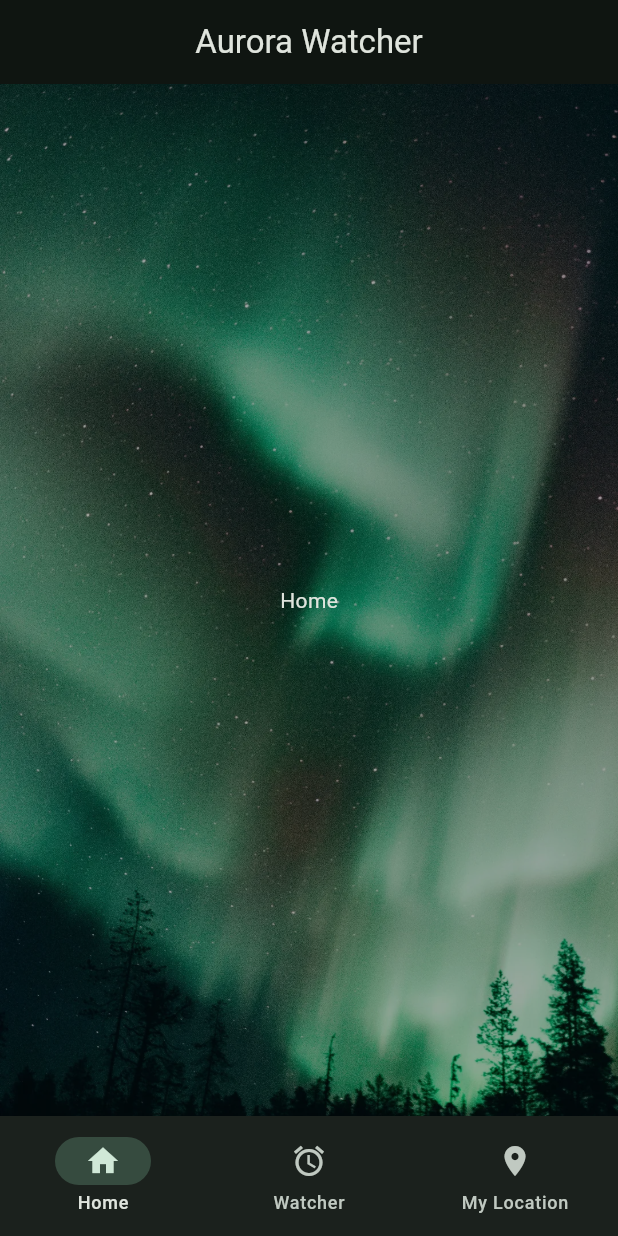
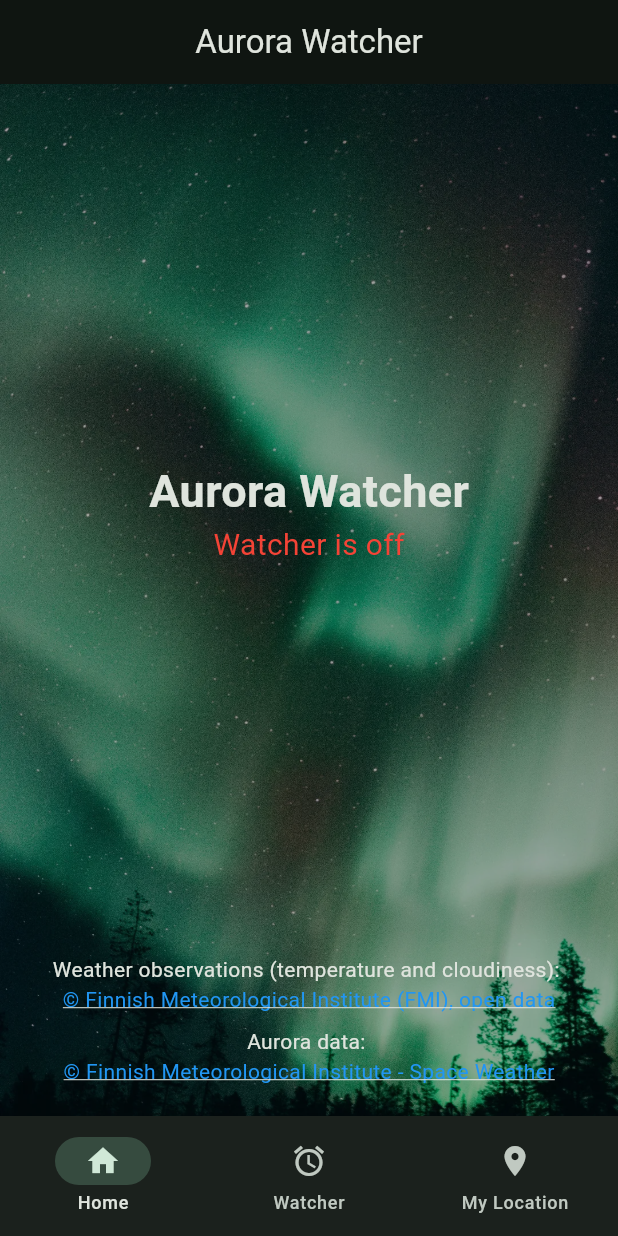
Before and after one commit to anjurmu/aurora_watcher, a Flutter app: the screen it shows after launch, on a phone screen of 412 x 824 dp. Run offline on Flutter 3.47's test engine with Material 3 defaults, Android fonts, the light colour scheme and no system bars; our stand-ins replace firebase_core, firebase_database, firebase_messaging, geolocator, shared_preferences; missing offline and left inert: app_settings; accounts and stored records are empty.

Commit message:
Home page styling and logic

```diff
--- a/lib/data/constants.dart
+++ b/lib/data/constants.dart
@@ -13,4 +13,20 @@ class KTextStyle {
   static const TextStyle descriptionText = TextStyle(
     fontSize: 16,
   );
+
+  static const TextStyle watcherOnText = TextStyle(
+    fontSize: 20,
+    color: Colors.green,
+  );
+
+  static const TextStyle watcherOffText = TextStyle(
+    fontSize: 20,
+    color: Colors.red,
+  );
+
+  static const TextStyle linkText = TextStyle(
+    fontSize: 14,
+    color: Colors.blue,
+    decoration: TextDecoration.underline,
+  );
 }
--- a/lib/l10n/app_en.arb
+++ b/lib/l10n/app_en.arb
@@ -5,6 +5,14 @@
     "home": "Home",
     "watcher": "Watcher",
     "myLocation": "My Location",
+
+    "watcherOff": "Watcher is off",
+    "watcherOn": "Watcher is on",
+    "fmiSource": "Weather observations (temperature and cloudiness): ",
+    "fmiSourceLink": "© Finnish Meteorological Institute (FMI), open data",
+    "auroraSource": "Aurora data: ",
+    "auroraSrouceLink": "© Finnish Meteorological Institute - Space Weather",
+
     "weatherStation": "Weather station:",
     "temperature": "Temperature:",
     "cloudiness": "Cloudiness:",
--- a/lib/l10n/app_localizations.dart
+++ b/lib/l10n/app_localizations.dart
@@ -118,6 +118,42 @@ abstract class AppLocalizations {
   /// In en, this message translates to:
   /// **'My Location'**
   String get myLocation;
+
+  /// No description provided for @watcherOff.
+  ///
+  /// In en, this message translates to:
+  /// **'Watcher is off'**
+  String get watcherOff;
+
+  /// No description provided for @watcherOn.
+  ///
+  /// In en, this message translates to:
+  /// **'Watcher is on'**
+  String get watcherOn;
+
+  /// No description provided for @fmiSource.
+  ///
+  /// In en, this message translates to:
+  /// **'Weather observations (temperature and cloudiness): '**
+  String get fmiSource;
+
+  /// No description provided for @fmiSourceLink.
+  ///
+  /// In en, this message translates to:
+  /// **'© Finnish Meteorological Institute (FMI), open data'**
+  String get fmiSourceLink;
+
+  /// No description provided for @auroraSource.
+  ///
+  /// In en, this message translates to:
+  /// **'Aurora data: '**
+  String get auroraSource;
+
+  /// No description provided for @auroraSrouceLink.
+  ///
+  /// In en, this message translates to:
+  /// **'© Finnish Meteorological Institute - Space Weather'**
+  String get auroraSrouceLink;
 
   /// No description provided for @weatherStation.
   ///
--- a/lib/l10n/app_localizations_en.dart
+++ b/lib/l10n/app_localizations_en.dart
@@ -19,6 +19,24 @@ class AppLocalizationsEn extends AppLocalizations {
 
   @override
   String get myLocation => 'My Location';
+
+  @override
+  String get watcherOff => 'Watcher is off';
+
+  @override
+  String get watcherOn => 'Watcher is on';
+
+  @override
+  String get fmiSource => 'Weather observations (temperature and cloudiness): ';
+
+  @override
+  String get fmiSourceLink => '© Finnish Meteorological Institute (FMI), open data';
+
+  @override
+  String get auroraSource => 'Aurora data: ';
+
+  @override
+  String get auroraSrouceLink => '© Finnish Meteorological Institute - Space Weather';
 
   @override
   String get weatherStation => 'Weather station:';
--- a/lib/views/pages/home_page.dart
+++ b/lib/views/pages/home_page.dart
@@ -1,11 +1,45 @@
+import 'package:aurora_watcher/data/constants.dart';
 import 'package:aurora_watcher/l10n/app_localizations.dart';
+import 'package:aurora_watcher/util/database_service.dart';
+import 'package:aurora_watcher/views/widgets/source_link_widget.dart';
 import 'package:flutter/material.dart';
 
-class HomePage extends StatelessWidget {
+class HomePage extends StatefulWidget {
   const HomePage({super.key});
 
   @override
+  State<HomePage> createState() => _HomePageState();
+}
+
+class _HomePageState extends State<HomePage> {
+  bool isWatcherOn = false;
+  bool loading = true;
+
+  @override
+  void initState() {
+    super.initState();
+    getWatcherStatus();
+  }
+
+  Future<void> getWatcherStatus() async {
+    isWatcherOn = await DatabaseService().isSubscribed();
+    if (!mounted) return;
+
+    setState(() {
+      loading = false;
+    });
+  }
+
+  @override
   Widget build(BuildContext context) {
+    final loc = AppLocalizations.of(context)!;
+
+    if (loading) {
+      return Center(
+        child: const CircularProgressIndicator(),
+      );
+    }
+
     return Container(
       decoration: BoxDecoration(
         image: DecorationImage(
@@ -17,8 +51,49 @@ class HomePage extends StatelessWidget {
           ),
         ),
       ),
-      child: Center(
-        child: Text(AppLocalizations.of(context)!.home),
+      child: Column(
+        children: [
+          Expanded(
+            child: Center(
+              child: Column(
+                mainAxisAlignment: MainAxisAlignment.center,
+                children: [
+                  Text(loc.appTitle, style: KTextStyle.titleText),
+                  if (isWatcherOn)
+                    Text(
+                      loc.watcherOn,
+                      style: KTextStyle.watcherOnText,
+                    ),
+                  if (!isWatcherOn)
+                    Text(
+                      loc.watcherOff,
+                      style: KTextStyle.watcherOffText,
+                    ),
+                ],
+              ),
+            ),
+          ),
+          Column(
+            children: [
+              Padding(
+                padding: const EdgeInsets.all(8.0),
+                child: SourceLinkWidget(
+                  sourceText: loc.fmiSource,
+                  linkText: loc.fmiSourceLink,
+                  url: "https://en.ilmatieteenlaitos.fi/open-data",
+                ),
+              ),
+              Padding(
+                padding: const EdgeInsets.only(bottom: 20),
+                child: SourceLinkWidget(
+                  sourceText: loc.auroraSource,
+                  linkText: loc.auroraSrouceLink,
+                  url: "https://rwc-finland.fmi.fi/",
+                ),
+              ),
+            ],
+          ),
+        ],
       ),
     );
   }
--- a/lib/views/pages/my_location_page.dart
+++ b/lib/views/pages/my_location_page.dart
@@ -37,6 +37,7 @@ class _MyLocationPageState extends State<MyLocationPage> {
 
   Future<void> loadLocationInfo() async {
     final hasPermission = await LocationUtil.handleLocationPermission();
+    if (!mounted) return;
     if (!hasPermission) {
       locationPermission = false;
       setState(() {
@@ -61,6 +62,7 @@ class _MyLocationPageState extends State<MyLocationPage> {
   Future<void> loadWeather(bool resetStation) async {
     try {
       weather = await _weatherRepository.getWeather(resetStation);
+      if (!mounted) return;
       station = _weatherRepository.station;
 
       setForecastIcon();
@@ -69,6 +71,7 @@ class _MyLocationPageState extends State<MyLocationPage> {
         loadingWeather = false;
       });
     } catch (e) {
+      if (!mounted) return;
       setState(() {
         error = e.toString();
         loadingWeather = false;
@@ -79,6 +82,7 @@ class _MyLocationPageState extends State<MyLocationPage> {
   Future<void> loadAurora() async {
     try {
       aurora = await _auroraRepository.getAurora();
+      if (!mounted) return;
 
       if (aurora == null) {
         error = "No aurora data";
@@ -88,6 +92,7 @@ class _MyLocationPageState extends State<MyLocationPage> {
         loadingAurora = false;
       });
     } catch (e) {
+      if (!mounted) return;
       setState(() {
         error = e.toString();
         loadingAurora = false;
--- /dev/null
+++ b/lib/views/widgets/source_link_widget.dart
@@ -0,0 +1,40 @@
+import 'package:aurora_watcher/data/constants.dart';
+import 'package:flutter/material.dart';
+import 'package:url_launcher/url_launcher.dart';
+
+class SourceLinkWidget extends StatelessWidget {
+  final String sourceText;
+  final String linkText;
+  final String url;
+
+  const SourceLinkWidget({
+    super.key,
+    required this.sourceText,
+    required this.linkText,
+    required this.url,
+  });
+
+  Future<void> openUrl() async {
+    final uri = Uri.parse(url);
+    await launchUrl(uri, mode: LaunchMode.externalApplication);
+  }
+
+  @override
+  Widget build(BuildContext context) {
+    return Column(
+      children: [
+        Text(
+          sourceText,
+          style: TextStyle(fontSize: 14),
+        ),
+        GestureDetector(
+          onTap: openUrl,
+          child: Text(
+            linkText,
+            style: KTextStyle.linkText,
+          ),
+        ),
+      ],
+    );
+  }
+}
--- a/pubspec.yaml
+++ b/pubspec.yaml
@@ -44,6 +44,7 @@ dependencies:
   firebase_database: ^12.1.3
   firebase_messaging: ^16.1.1
   app_settings: ^7.0.0
+  url_launcher: ^6.3.2
 
 dev_dependencies:
   flutter_test:
```
Also changed, not shown: lib/l10n/app_fi.arb (+8 -0 lines), lib/l10n/app_localizations_fi.dart (+18 -0 lines), lib/views/pages/watcher_page.dart (+7 -0 lines), pubspec.lock, 5 other files.
